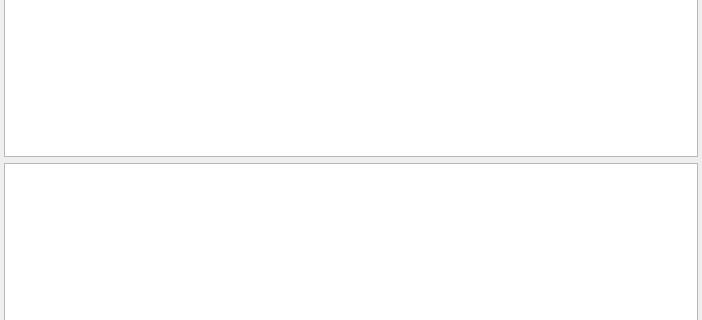
The window that silkopter/gs/src/New_Node.ui (jeanlemotan/silkopter) describes before a commit, drawn with Qt 5; both pictures show x 0 to 702 and y 125 to 445 of the 702 by 602 pixel window.
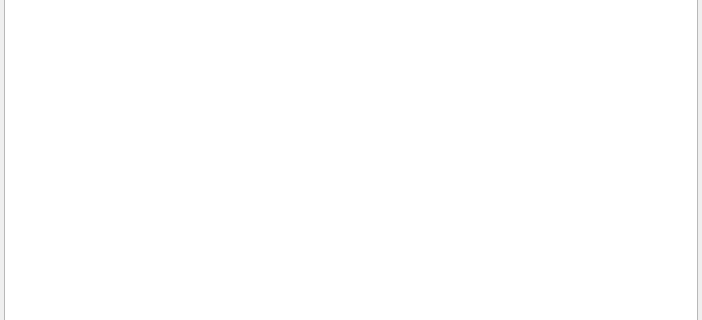
The same window after the commit.

Commit message: Pretty names for init params and config values Can create sources & processors from the GS!!!!!

```diff
--- a/silkopter/gs/src/New_Node.ui
+++ b/silkopter/gs/src/New_Node.ui
@@ -32,9 +32,6 @@
    <item>
     <widget class="QTreeView" name="init_params"/>
    </item>
-   <item>
-    <widget class="QTreeView" name="config"/>
-   </item>
    <item>
     <widget class="QWidget" name="widget" native="true">
      <layout class="QHBoxLayout" name="horizontalLayout">
```
The commit also changes 62 other files.
